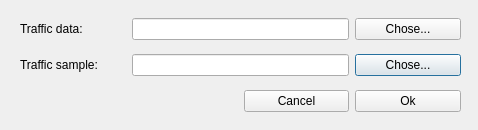
This is qt/trafficmodeinitdlg.ui in ygorshenin/omim as Qt 5 draws it before an edit. The edited form follows.
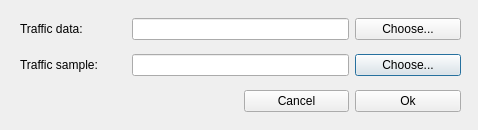
This is the edited form.

Patch:
```diff
--- a/qt/trafficmodeinitdlg.ui
+++ b/qt/trafficmodeinitdlg.ui
@@ -29,7 +29,7 @@
     <item row="2" column="3">
      <widget class="QPushButton" name="chooseSampleFileButton">
       <property name="text">
-       <string>Chose...</string>
+       <string>Choose...</string>
       </property>
      </widget>
     </item>
@@ -70,7 +70,7 @@
     <item row="0" column="3">
      <widget class="QPushButton" name="chooseDataFileButton">
       <property name="text">
-       <string>Chose...</string>
+       <string>Choose...</string>
       </property>
      </widget>
     </item>
```
Left out of the diff: 2 changed lines with no effect on the pictures.
